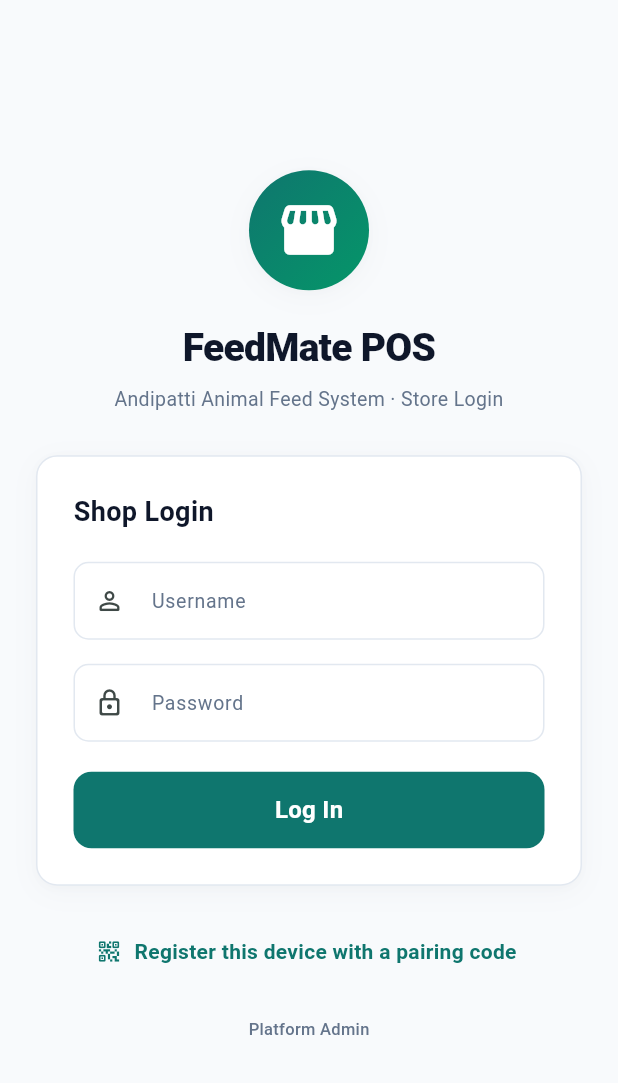
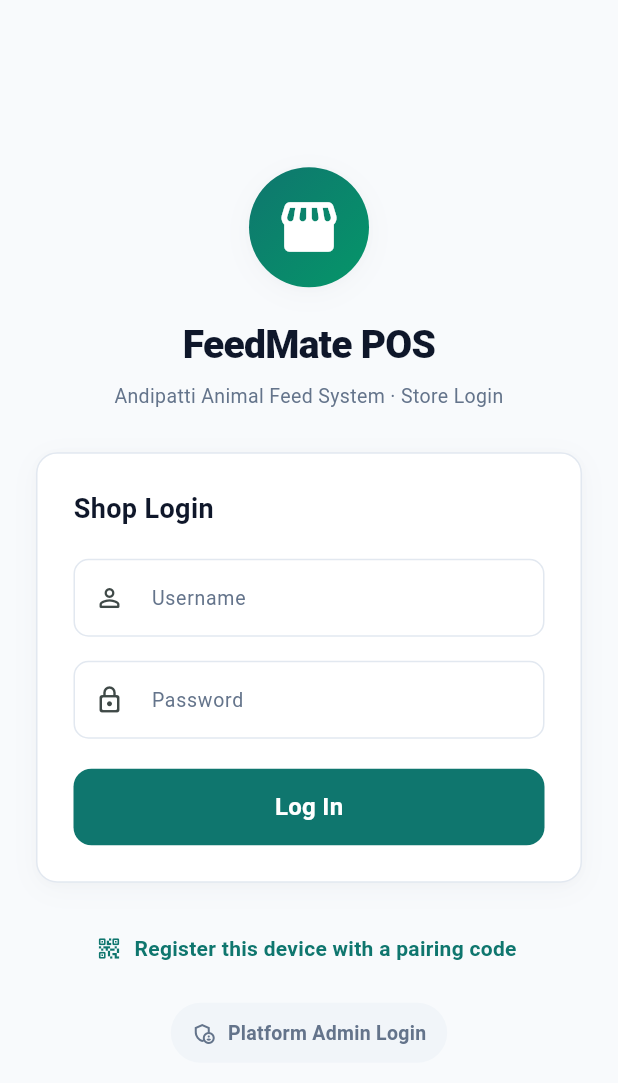
Before and after one commit to greattamil/FeedMate, a Flutter app: the screen it shows after launch, on a phone screen of 412 x 824 dp. Shown: the top 1083 px of the screen. Run offline on Flutter 3.47's test engine with Material 3 defaults, Android fonts, the phone set to English and light mode, and no system bars; our stand-ins replace connectivity_plus, decimal, fl_chart, flutter_secure_storage, pdf, printing and 3 more; accounts and stored records are empty.

Commit message:
Fix: make the Platform Admin login entry point actually discoverable
The link was 11px plain grey text at the very bottom of the login
screen, easy to miss entirely or tap past — a real user reported being
"unable to login" as platform admin. Verified end-to-end via a headless
browser that the login flow itself works correctly (auth, tenant list,
audit/error logs all load fine); the actual failure mode is typing the
platform admin's credentials into the main Shop Login form by mistake,
which fails with a confusing "device is not registered" error since
that form always resolves a tenant from the device UUID first.

Now a visible pill-shaped button with an icon and a clearer label
("Platform Admin Login"), impossible to mistake for a caption.

Co-Authored-By: Claude Sonnet 5 <noreply@anthropic.com>

```diff
--- a/apps/flutter/lib/features/auth/login_screen.dart
+++ b/apps/flutter/lib/features/auth/login_screen.dart
@@ -158,15 +158,21 @@ class _LoginScreenState extends State<LoginScreen> {
                     }
                   },
                 ),
-                const SizedBox(height: 4),
-                TextButton(
+                const SizedBox(height: 8),
+                TextButton.icon(
                   key: const Key('platform_admin_link'),
                   onPressed: () => Navigator.of(context).push(
                     MaterialPageRoute(builder: (_) => const PlatformLoginScreen()),
                   ),
-                  child: const Text(
-                    'Platform Admin',
-                    style: TextStyle(fontSize: 11, color: AppColors.textSecondary, fontWeight: FontWeight.w500),
+                  icon: const Icon(Icons.admin_panel_settings_outlined, size: 16, color: AppColors.textSecondary),
+                  label: const Text(
+                    'Platform Admin Login',
+                    style: TextStyle(fontSize: 13, color: AppColors.textSecondary, fontWeight: FontWeight.w600),
+                  ),
+                  style: TextButton.styleFrom(
+                    padding: const EdgeInsets.symmetric(horizontal: 14, vertical: 8),
+                    backgroundColor: AppColors.surfaceSecondary,
+                    shape: RoundedRectangleBorder(borderRadius: BorderRadius.circular(20)),
                   ),
                 ),
               ],
```
